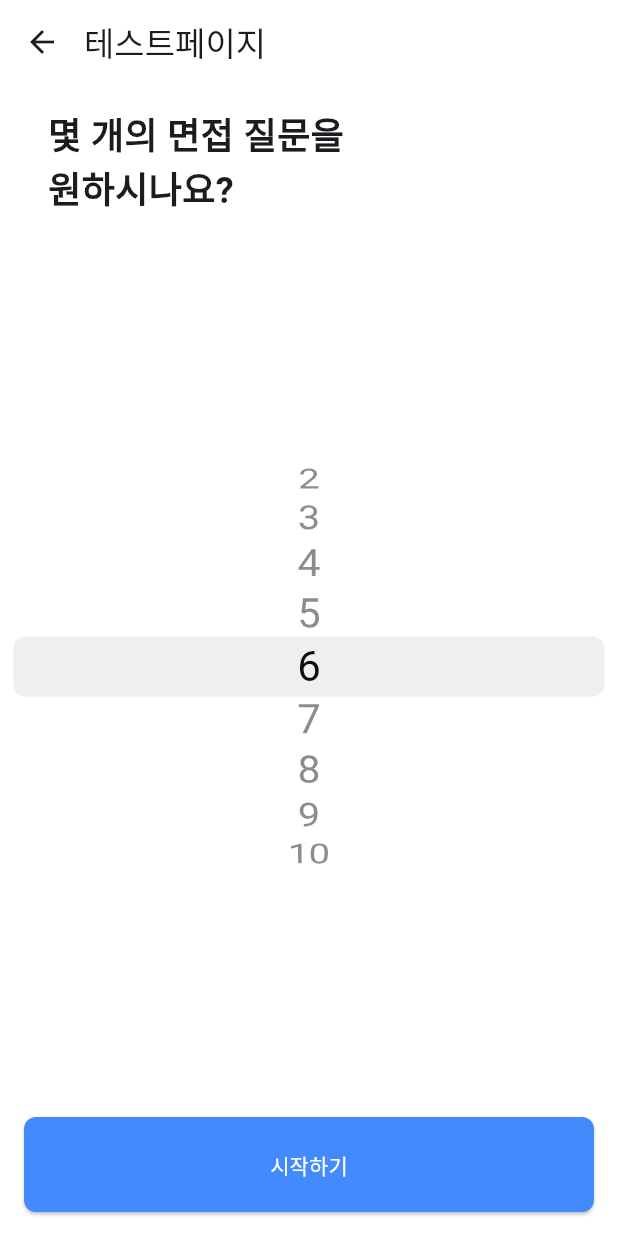
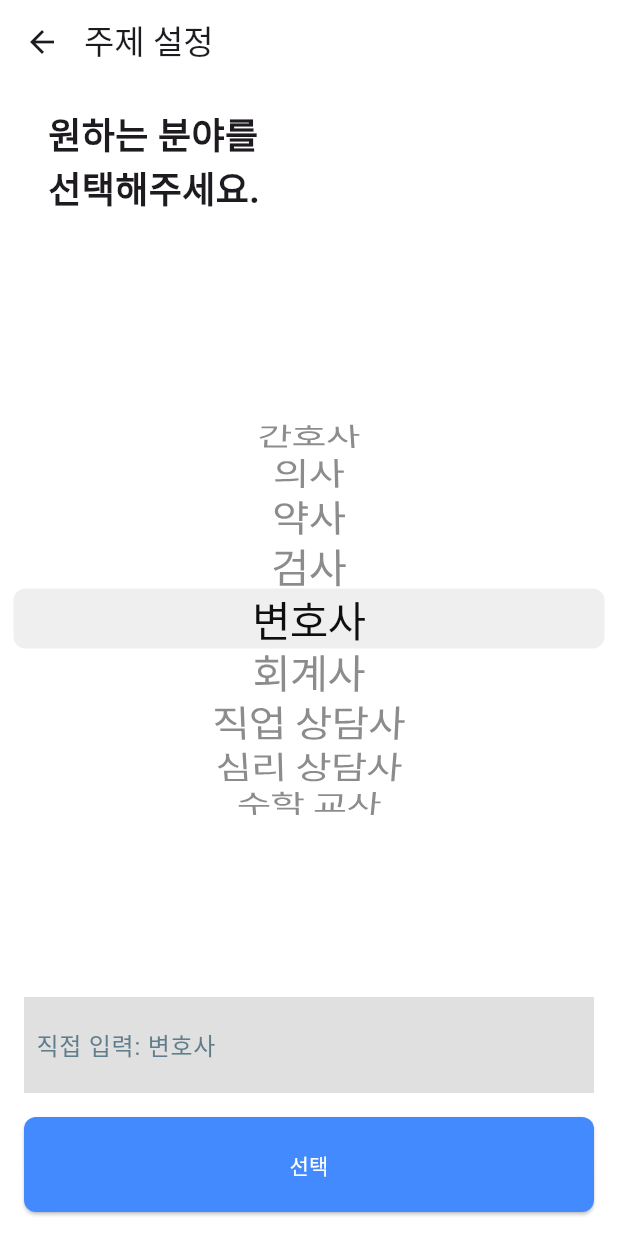
Before and after one commit to YounJae-H/flutter_ai_interview, a Flutter app: the screen it shows after launch, after a tap on "주제 설정", on a phone screen of 412 x 824 dp. Run offline on Flutter 3.47's test engine with Material 3 defaults, Android fonts, the phone set to English and light mode, and no system bars; our stand-ins replace go_router.

Commit message:
면접 카테고리 추가

```diff
--- a/lib/component/banner.dart
+++ b/lib/component/banner.dart
@@ -24,12 +24,12 @@ class InterviewBanner extends StatelessWidget {
             ),
           ),
           InterviewItem(
-            subject: 'Flutter/Dart',
+            title: 'Flutter/Dart',
             onPressed: () => context.push('/question', extra: 'Flutter/Dart'),
           ),
           InterviewItem(
-            subject: '주제 설정',
-            onPressed: () => context.push('/question', extra: '테스트페이지'),
+            title: '주제 설정',
+            onPressed: () => context.push('/subject', extra: '주제 설정'),
           ),
         ],
       ),
--- a/lib/component/custom_bottom_navigation.dart
+++ b/lib/component/custom_bottom_navigation.dart
@@ -14,8 +14,8 @@ class CutomBottomNavigationBar extends StatelessWidget {
         // highlightColor: Colors.transparent,
       ),
       child: BottomNavigationBar(
-        selectedLabelStyle: TextStyle(fontSize: 13),
-        unselectedLabelStyle: TextStyle(fontSize: 13),
+        selectedLabelStyle: const TextStyle(fontSize: 13),
+        unselectedLabelStyle: const TextStyle(fontSize: 13),
         onTap: onTap,
         currentIndex: currentIndex,
         type: BottomNavigationBarType.fixed,
--- a/lib/component/interview_item.dart
+++ b/lib/component/interview_item.dart
@@ -1,12 +1,12 @@
 import 'package:flutter/material.dart';
 
 class InterviewItem extends StatelessWidget {
-  final String subject;
+  final String title;
   final VoidCallback onPressed;
 
   const InterviewItem({
     super.key,
-    required this.subject,
+    required this.title,
     required this.onPressed,
   });
 
@@ -26,7 +26,7 @@ class InterviewItem extends StatelessWidget {
             mainAxisAlignment: MainAxisAlignment.spaceBetween,
             children: [
               Text(
-                subject,
+                title,
                 style: const TextStyle(
                     fontSize: 18.0,
                     fontWeight: FontWeight.bold,
--- a/lib/main.dart
+++ b/lib/main.dart
@@ -3,6 +3,7 @@ import 'package:flutter_interview/providers/bottom_navigation_provider.dart';
 import 'package:flutter_interview/providers/chat_provider.dart';
 import 'package:flutter_interview/providers/keyboard_provider.dart';
 import 'package:flutter_interview/providers/scroll_controller_provider.dart';
+import 'package:flutter_interview/providers/pick_subject_provider.dart';
 import 'package:flutter_interview/route/router.dart';
 import 'package:provider/provider.dart';
 
@@ -22,10 +23,11 @@ class _App extends StatelessWidget {
           ChangeNotifierProvider(create: (_) => ChatProvider()),
           ChangeNotifierProvider(create: (_) => KeyboardProvider()),
           ChangeNotifierProvider(create: (_) => ScrollControllerProvider()),
+          ChangeNotifierProvider(create: (_) => PickSubjectProvider()),
           ChangeNotifierProvider(create: (_) => BottomNavigationProvider()),
         ],
         child: MaterialApp.router(
-          title: '플접관',
+          title: 'MOAI',
           routerConfig: router,
         ));
   }
--- a/lib/providers/chat_provider.dart
+++ b/lib/providers/chat_provider.dart
@@ -4,7 +4,7 @@ import 'package:flutter_interview/services/openai_service.dart';
 
 class ChatProvider with ChangeNotifier {
   final List<ChatMessage> _messages = [];
-  final OpenAIService _openAIService = OpenAIService();
+  final OpenAIService _openAIService = OpenAIService(subject: 'Flutter');
   final List<String> _difficulty = ['최하', '하', '중', '상', '최상'];
   String _selectedDifficulty = '중';
   int _questionCount = 6; // 질문 개수 초기값
@@ -128,4 +128,11 @@ class ChatProvider with ChangeNotifier {
     }
     _isEnded = false; // 조건이 만족되지 않았으므로 false
   }
+
+  @override
+  void dispose() {
+    // TODO: implement dispose
+    endInterview();
+    super.dispose();
+  }
 }
--- /dev/null
+++ b/lib/providers/pick_subject_provider.dart
@@ -0,0 +1,40 @@
+import 'package:flutter/material.dart';
+
+class PickSubjectProvider with ChangeNotifier {
+  final List<String> _subjectList = [
+    '간호사',
+    '의사',
+    '약사',
+    '검사',
+    '변호사',
+    '회계사',
+    '직업 상담사',
+    '심리 상담사',
+    '수학 교사',
+  ];
+  String _pickSubject = "변호사";
+  // String _subject = "Flutter";
+
+  final TextEditingController _textEditingController = TextEditingController();
+
+  TextEditingController get textEditingController => _textEditingController;
+
+  List<String> get subjectList => _subjectList;
+
+  String get pickSubject => _pickSubject;
+
+  // String get subject => _subject;
+
+  void setSubject(String newValue) {
+    _pickSubject = newValue;
+
+    notifyListeners(); // 리스너들에게 변경 사항 알림
+  }
+
+  @override
+  void dispose() {
+    // TODO: implement dispose
+    _textEditingController.dispose();
+    super.dispose();
+  }
+}
--- a/lib/providers/scroll_controller_provider.dart
+++ b/lib/providers/scroll_controller_provider.dart
@@ -1,13 +1,29 @@
-import 'package:flutter/cupertino.dart';
+import 'package:flutter/material.dart';
 
 class ScrollControllerProvider with ChangeNotifier {
-  final FixedExtentScrollController _scrollController =
+  final FixedExtentScrollController _pickSubjectScrollController =
       FixedExtentScrollController(initialItem: 4);
 
-  FixedExtentScrollController get scrollController => _scrollController;
+  final FixedExtentScrollController _questionScrollController =
+      FixedExtentScrollController(initialItem: 4);
+
+  FixedExtentScrollController get pickSubjectScrollController =>
+      _pickSubjectScrollController;
+
+  FixedExtentScrollController get questionScrollController =>
+      _questionScrollController;
 
   void setScrollController() {
-    _scrollController.jumpToItem(4);
+    _pickSubjectScrollController.jumpToItem(4);
+    _questionScrollController.jumpToItem(4);
     notifyListeners();
   }
+
+  @override
+  void dispose() {
+    // TODO: implement dispose
+    _pickSubjectScrollController.dispose();
+    _questionScrollController.dispose();
+    super.dispose();
+  }
 }
--- a/lib/route/router.dart
+++ b/lib/route/router.dart
@@ -1,15 +1,17 @@
 import 'package:flutter/material.dart';
+import 'package:flutter_interview/providers/chat_provider.dart';
 import 'package:flutter_interview/providers/scroll_controller_provider.dart';
 import 'package:flutter_interview/screens/archive_screen.dart';
 import 'package:flutter_interview/screens/chat_screen.dart';
 import 'package:flutter_interview/screens/home_screen.dart';
 import 'package:flutter_interview/screens/main_screen.dart';
 import 'package:flutter_interview/screens/learning_screen.dart';
+import 'package:flutter_interview/screens/pick_subject.dart';
 import 'package:flutter_interview/screens/profile_screen.dart';
 import 'package:flutter_interview/screens/question_count_screen.dart';
 import 'package:go_router/go_router.dart';
-import 'package:provider/provider.dart';
 
+// OpenAIService _openAIService = OpenAIService();
 final router = GoRouter(
   initialLocation: '/home',
   routes: [
@@ -49,13 +51,26 @@ final router = GoRouter(
       ],
     ),
     GoRoute(
+      path: '/subject',
+      builder: (context, state) {
+        final subject =
+            state.extra != null ? state.extra.toString() : 'Unknown Subject';
+        // WidgetsBinding.instance.addPostFrameCallback((_) {
+        //   context.read<ScrollControllerProvider>().setScrollController();
+        // });
+
+        return PickSubject(subject: subject);
+      },
+    ),
+    GoRoute(
       path: '/question',
       builder: (context, state) {
         final subject =
             state.extra != null ? state.extra.toString() : 'Unknown Subject';
-        WidgetsBinding.instance.addPostFrameCallback((_) {
-          context.read<ScrollControllerProvider>().setScrollController();
-        });
+        // WidgetsBinding.instance.addPostFrameCallback((_) {
+        //   context.read<ScrollControllerProvider>().setScrollController();
+        // });
+
         return QuestionCountScreen(subject: subject);
       },
     ),
--- /dev/null
+++ b/lib/screens/pick_subject.dart
@@ -0,0 +1,115 @@
+import 'package:flutter/cupertino.dart';
+import 'package:flutter/material.dart';
+import 'package:flutter_interview/providers/scroll_controller_provider.dart';
+import 'package:flutter_interview/providers/pick_subject_provider.dart';
+import 'package:go_router/go_router.dart';
+import 'package:provider/provider.dart';
+
+class PickSubject extends StatelessWidget {
+  final String subject;
+  const PickSubject({
+    super.key,
+    required this.subject,
+  });
+
+  @override
+  Widget build(BuildContext context) {
+    final List<String> pickSubject =
+        context.watch<PickSubjectProvider>().subjectList;
+    String _subject = context.watch<PickSubjectProvider>().pickSubject;
+    final _scrollController =
+        context.watch<ScrollControllerProvider>().pickSubjectScrollController;
+    final _textEditingController =
+        context.watch<PickSubjectProvider>().textEditingController;
+
+    return Scaffold(
+      backgroundColor: Colors.white,
+      appBar: AppBar(
+        title: Text(subject),
+        backgroundColor: Colors.white,
+        surfaceTintColor: Colors.white,
+        titleSpacing: 0,
+      ),
+      body: SafeArea(
+        child: Container(
+          color: Colors.white,
+          child: Column(
+            crossAxisAlignment: CrossAxisAlignment.stretch,
+            children: [
+              const Padding(
+                padding: EdgeInsets.symmetric(vertical: 16.0, horizontal: 32.0),
+                child: Text(
+                  "원하는 분야를\n선택해주세요.",
+                  style: TextStyle(fontSize: 24.0, fontWeight: FontWeight.bold),
+                ),
+              ),
+              Expanded(
+                child: CupertinoPicker(
+                    scrollController: _scrollController,
+                    itemExtent: 40.0,
+                    onSelectedItemChanged: (index) {
+                      _subject = pickSubject[index];
+                      context.read<PickSubjectProvider>().setSubject(_subject);
+                    },
+                    children:
+                        List<Widget>.generate(pickSubject.length, (int index) {
+                      return Center(
+                        child: Text(
+                          pickSubject[index],
+                          style: const TextStyle(fontSize: 28.0),
+                        ),
+                      );
+                    })),
+              ),
+              Container(
+                margin: const EdgeInsets.symmetric(horizontal: 16.0),
+                color: Colors.grey[300],
+                child: Padding(
+                  padding: const EdgeInsets.symmetric(
+                      horizontal: 8.0, vertical: 8.0),
+                  child: TextField(
+                    controller: _textEditingController,
+                    decoration: InputDecoration(
+                      hintStyle: const TextStyle(color: Colors.blueGrey),
+                      hintText: '직접 입력: ${_subject}',
+                      border: InputBorder.none,
+                      focusedBorder: InputBorder.none,
+                      enabledBorder: InputBorder.none,
+                      errorBorder: InputBorder.none,
+                    ),
+                  ),
+                ),
+              ),
+              Padding(
+                padding: const EdgeInsets.all(16.0),
+                // AspectRatio를 사용하여 버튼을 일정 비율의 크기로 고정
+                child: AspectRatio(
+                  aspectRatio: 6 / 1,
+                  child: ElevatedButton(
+                    style: ElevatedButton.styleFrom(
+                        backgroundColor: Colors.blueAccent,
+                        shape: RoundedRectangleBorder(
+                            borderRadius: BorderRadius.circular(8.0))),
+                    onPressed: () {
+                      context.push('/question',
+                          extra: _textEditingController.text.isNotEmpty
+                              ? _textEditingController.text
+                              : _subject);
+                      _textEditingController.clear();
+                    },
+                    child: const Text(
+                      "선택",
+                      style: TextStyle(
+                        color: Colors.white,
+                      ),
+                    ),
+                  ),
+                ),
+              ),
+            ],
+          ),
+        ),
+      ),
+    );
+  }
+}
```
Also changed, not shown: lib/component/custom_dialog.dart (+5 -2 lines), lib/screens/chat_screen.dart (+8 -8 lines), lib/screens/question_count_screen.dart (+6 -9 lines), lib/services/openai_service.dart (+15 -3 lines).
